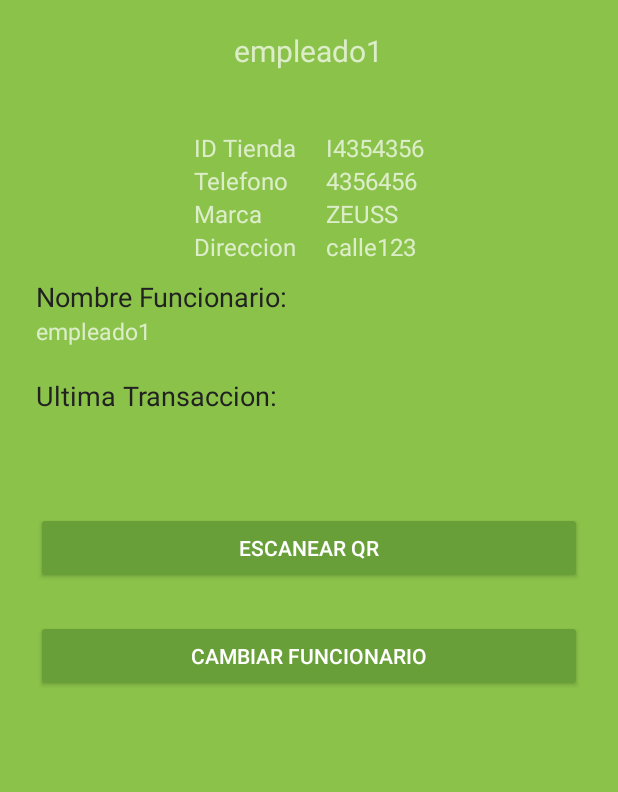
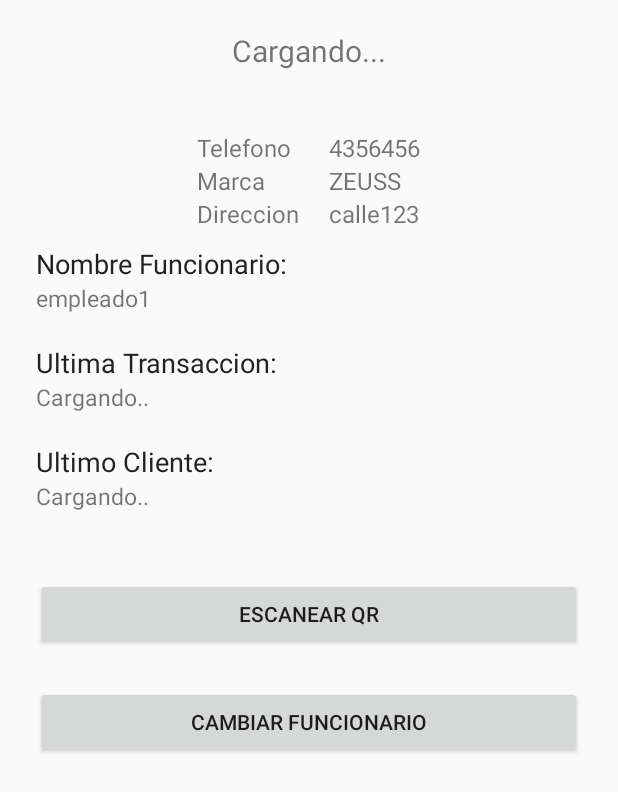
Before and after one commit to ccpinzon2/LectorQrMIEDS, an Android app: the layout activity_empleado.xml on its own in the app's theme, with its tools: preview values and no code run, on a phone screen of 412 x 824 dp. Shown: the top 792 px of the screen. Run offline under Robolectric (Android 15) with nearby library versions, the phone set to English and light mode, and no system bars; plain views replace SimpleDraweeView.

Commit message:
Cambios, cambiar orden acumular, redimir* Teclado numerico cede empleado* Total acumulado ultimo usuario*

```diff
--- a/app/src/main/AndroidManifest.xml
+++ b/app/src/main/AndroidManifest.xml
@@ -11,7 +11,7 @@
         android:label="@string/app_name"
         android:roundIcon="@mipmap/ic_launcher_round"
         android:supportsRtl="true"
-        android:theme="@style/AppTheme.Dark">
+        android:theme="@style/AppTheme">
         <activity android:name=".LoginActivity">
             <intent-filter>
                 <action android:name="android.intent.action.MAIN" />
--- a/app/src/main/java/com/example/cristhianpinzon/lectorqr/RedAcmPtsActivity.java
+++ b/app/src/main/java/com/example/cristhianpinzon/lectorqr/RedAcmPtsActivity.java
@@ -373,7 +373,9 @@ public class RedAcmPtsActivity extends AppCompatActivity {
         _rbRedimir = (RadioButton) findViewById(R.id.radio_redimir);
         _rbAcumular = (RadioButton) findViewById(R.id.radio_acumular);
         _rbPtsGlobales = (RadioButton) findViewById(R.id.radio_globales);
+        _rbPtsGlobales.setVisibility(View.INVISIBLE);
         _rbPtsFidelizados = (RadioButton) findViewById(R.id.radio_Fidelizados);
+        _rbPtsFidelizados.setVisibility(View.INVISIBLE);
 
         //_txtValorRedimirAcumular = (TextView) findViewById(R.id.txt_valorRedimirAcumular);
 
--- a/app/src/main/res/layout/activity_empleado.xml
+++ b/app/src/main/res/layout/activity_empleado.xml
@@ -21,7 +21,7 @@
             android:id="@+id/txtNombreEdsEmpleado"
             android:layout_width="wrap_content"
             android:layout_height="wrap_content"
-            android:text="empleado1"
+            android:text="Cargando..."
             android:textSize="20sp"
             android:paddingBottom="20dp"/>
 
@@ -62,12 +62,6 @@
                     android:layout_width="match_parent"
                     android:layout_height="wrap_content"
                     android:textSize="16sp"
-                    android:text="ID Tienda"/>
-
-                <TextView
-                    android:layout_width="match_parent"
-                    android:layout_height="wrap_content"
-                    android:textSize="16sp"
                     android:text="Telefono"/>
                 <TextView
                     android:layout_width="match_parent"
@@ -84,12 +78,6 @@
                 android:orientation="vertical"
                 android:layout_width="match_parent"
                 android:layout_height="wrap_content">
-                <TextView
-                    android:id="@+id/txtIdTiendaEmp"
-                    android:layout_width="match_parent"
-                    android:layout_height="wrap_content"
-                    android:textSize="16sp"
-                    android:text="I4354356"/>
                 <TextView
                     android:id="@+id/txtTelefonoTiendaEmp"
                     android:textSize="16sp"
@@ -146,7 +134,22 @@
             android:id="@+id/txtUltimaTransaccion"
             android:layout_width="wrap_content"
             android:layout_height="wrap_content"
-            android:text=""
+            android:text="Cargando.."
+            android:textSize="15sp"
+            android:paddingBottom="20dp"/>
+        <TextView
+            android:layout_gravity=""
+            android:layout_width="wrap_content"
+            android:layout_height="wrap_content"
+            android:text="Ultimo Cliente: "
+            android:textColor="@color/primary_text"
+            android:textSize="18sp"/>
+        <TextView
+            android:layout_gravity=""
+            android:id="@+id/txtDatosUltimoCliente"
+            android:layout_width="wrap_content"
+            android:layout_height="wrap_content"
+            android:text="Cargando.."
             android:textSize="15sp"
             android:paddingBottom="20dp"/>
 
--- a/app/src/main/res/layout/activity_login.xml
+++ b/app/src/main/res/layout/activity_login.xml
@@ -65,7 +65,7 @@
             android:layout_width="fill_parent"
             android:layout_height="wrap_content"
             android:layout_marginBottom="24dp"
-            android:text="No tienes Cuenta?, Contacta con nosotros"
+            android:text="No tienes Cuenta? Contacta con nosotros \n Comercial 1: 3114707052"
             android:gravity="center"
             android:textSize="16dip"/>
 
--- a/app/src/main/res/layout/activity_login_empleados.xml
+++ b/app/src/main/res/layout/activity_login_empleados.xml
@@ -27,7 +27,7 @@
         android:layout_gravity="center_horizontal"
         android:layout_width="wrap_content"
         android:layout_height="wrap_content"
-        android:text="Sesion Funcionario"
+        android:text="Seleccione Funcionario"
         android:textSize="23sp"
         android:paddingBottom="40dp"/>
 
@@ -48,7 +48,7 @@
                 android:id="@+id/input_password_empleado"
                 android:layout_width="match_parent"
                 android:layout_height="wrap_content"
-                android:inputType="textPassword"
+                android:inputType="numberPassword"
                 android:hint="Contraseña"/>
 
 
--- a/app/src/main/res/values/colors.xml
+++ b/app/src/main/res/values/colors.xml
@@ -23,7 +23,7 @@
     <color name="primary_text">#212121</color>
     <color name="secondary_text">#757575</color>
     <color name="icons">#212121</color>
-    <color name="divider">#BDBDBD</color>
+    <color name="divider">#000000</color>
 
 
     <color name="black">#000000</color>
```
Also changed, not shown: app/src/main/java/com/example/cristhianpinzon/lectorqr/EmpleadoActivity.java (+58 -4 lines), app/src/main/res/layout/activity_red_acm_pts.xml (+12 -9 lines).
